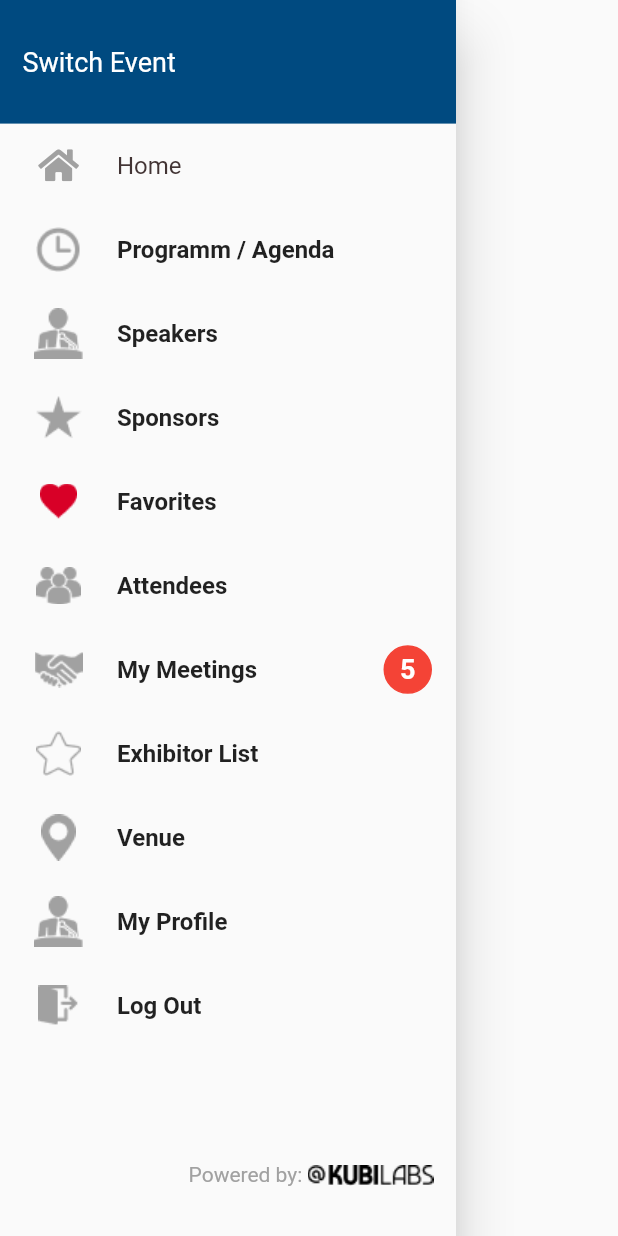
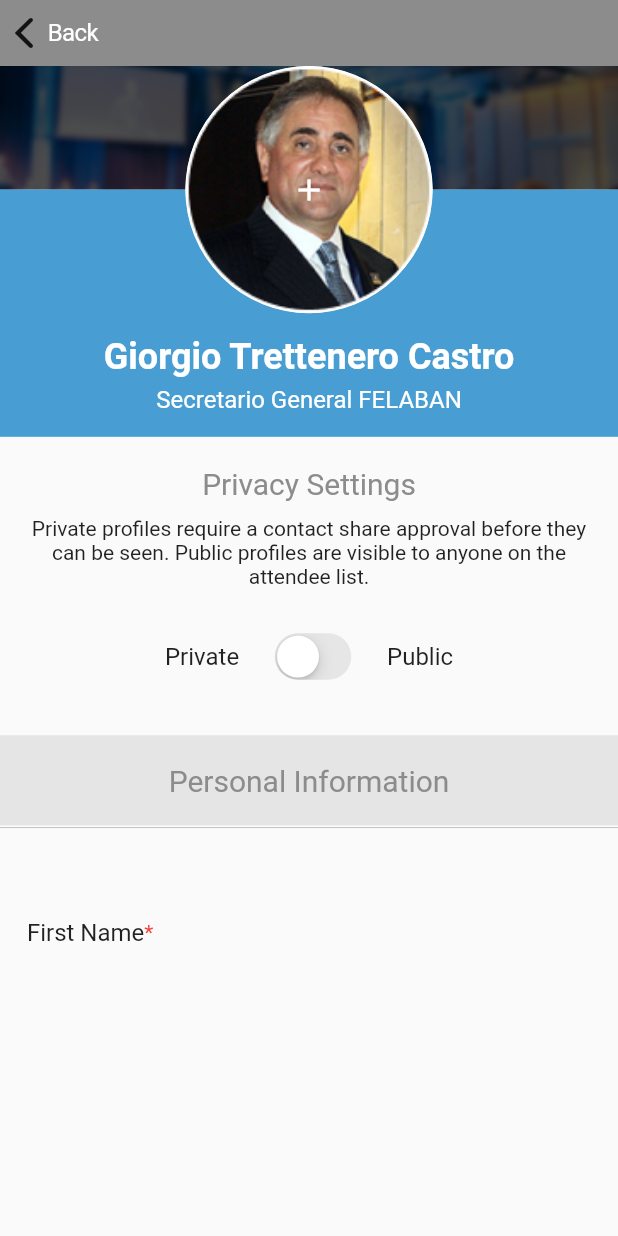
Before and after one commit to netopaez97/felaban, a Flutter app: the AppDrawer widget shown alone on an empty page, opened directly with empty values, after a tap on "My Profile", on a phone screen of 412 x 824 dp. Run offline on Flutter 3.47's test engine with Material 2 defaults, Android fonts, the phone set to English and light mode, and no system bars; our stand-ins replace font_awesome_flutter; Roboto replaces fonts that are missing (Roboto-Medium, Roboto-medium).

Commit message:
Comienzo de vista profile

```diff
--- a/lib/components/app_drawer_loged.dart
+++ b/lib/components/app_drawer_loged.dart
@@ -202,6 +202,7 @@ class AppDrawer extends StatelessWidget {
                     child: Image.asset("assets/drawerImages/speaker.png"),
                   ),
                   onTap: () {
+                    Navigator.pushNamed(context, Routes.perfilUsuario);
                   },
                 ),
                 ListTile(
--- a/lib/main.dart
+++ b/lib/main.dart
@@ -1,4 +1,5 @@
 import 'package:felaban/pages/agenda_on.dart';
+import 'package:felaban/pages/menu_loged/perfil_usuario.dart';
 import 'package:felaban/pages/menu_no_loged/about_felaban_view.dart';
 import 'package:felaban/pages/menu_no_loged/about_ifc_view.dart';
 import 'package:felaban/pages/home_view.dart';
@@ -32,6 +33,7 @@ class MyApp extends StatelessWidget {
           AboutIFCView.routeName: (BuildContext context) => AboutIFCView(),
           SettingsView.routeName: (BuildContext context) => SettingsView(),
           AgendaOnView.routeName: (BuildContext context) => AgendaOnView(),
+          ProfileUserView.routeName: (BuildContext context) => ProfileUserView(),
         },
       ),
     );
--- /dev/null
+++ b/lib/pages/menu_loged/perfil_usuario.dart
@@ -0,0 +1,144 @@
+import 'package:felaban/components/backgroundSuperior.dart';
+import 'package:felaban/components/barraSuperiorBACK.dart';
+import 'package:flutter/cupertino.dart';
+import 'package:flutter/material.dart';
+
+class ProfileUserView extends StatefulWidget {
+
+  static const String routeName = "/perfilUsuario";
+
+  @override
+  _ProfileUserViewState createState() => _ProfileUserViewState();
+}
+
+class _ProfileUserViewState extends State<ProfileUserView> {
+
+  bool profileState = false;
+
+  @override
+  Widget build(BuildContext context) {
+    return Scaffold(
+      appBar: barraSuperior(context),
+      body: ListView(
+        children: <Widget>[
+          Stack(
+            children: <Widget>[
+              Column(
+                children: <Widget>[
+                  Container(
+                    color: Colors.black,
+                    height: MediaQuery.of(context).size.height*0.1,
+                    width: double.infinity,
+                    child: Image.asset("assets/background.png", fit: BoxFit.cover,)
+                  ),
+                  Container(
+                    height: MediaQuery.of(context).size.height*0.2,
+                    child: Container(
+                      alignment: Alignment.bottomCenter,
+                      decoration: BoxDecoration(
+                        color: Color(0xff489ED2)
+                      ),
+                    ),
+                  ),
+                ],
+              ),
+              GestureDetector(
+                onTap: (){
+                  print("Has oprimido la imagen del señor");
+                },
+                child: Container(
+                  width: double.infinity,
+                  alignment: Alignment.center,
+                  child: Container(
+                    width: MediaQuery.of(context).size.height*0.2,
+                    height: MediaQuery.of(context).size.height*0.2,
+                    decoration: new BoxDecoration(
+                      shape: BoxShape.circle,
+                      image: new DecorationImage(
+                        fit: BoxFit.fill,
+                        image: new AssetImage(
+                          "assets/images/profile_face.png",
+                        )
+                      ),
+                      border: Border.all(color: Colors.white)
+                    ),
+                    child: Icon(Icons.add, color: Colors.white,),
+                  ),
+                ),
+              ),
+              Container(
+                padding: EdgeInsets.all(10),
+                height: MediaQuery.of(context).size.height*0.3,
+                child: Container(
+                  alignment: Alignment.bottomCenter,
+                  height: MediaQuery.of(context).size.height*0.1,
+                  child: Column(
+                    mainAxisAlignment: MainAxisAlignment.end,
+                    children: <Widget>[
+                      Container(
+                        padding: EdgeInsets.only(bottom: 5),
+                        child: Text("Giorgio Trettenero Castro", style: TextStyle(fontWeight: FontWeight.bold, fontSize: 24, color: Colors.white)),
+                      ),
+                      Container(
+                        padding: EdgeInsets.only(bottom: 5),
+                        child: Text("Secretario General FELABAN", style: TextStyle(fontSize: 16, color: Colors.white),),
+                      )
+                    ],
+                  ),
+                ),
+              ),
+            ],
+          ),
+          SizedBox(height: 20,),
+          Container(
+            alignment: Alignment.center,
+            child: Column(
+              children: <Widget>[
+                Text("Privacy Settings", style: TextStyle(color: Color(0xff8C8C8C), fontSize: 20),),
+                Container(
+                  padding: EdgeInsets.symmetric(vertical: 10, horizontal: MediaQuery.of(context).size.width*0.05),
+                  child: Text("Private profiles require a contact share approval before they can be seen. Public profiles are visible to anyone on the attendee list.", style: TextStyle(), textAlign: TextAlign.center,),
+                )
+              ],
+            ),
+          ),
+          SizedBox(height: 16,),
+          Row(
+            mainAxisAlignment: MainAxisAlignment.center,
+            children: <Widget>[
+              Text("Private     ", style: TextStyle(fontSize: 16),),
+              CupertinoSwitch(
+                value: profileState,
+                onChanged: (val){
+                  setState(() {
+                    profileState = !profileState;
+                  });
+                },
+                activeColor: Colors.green,
+              ),
+              Text("     Public", style: TextStyle(fontSize: 16),)
+            ],
+          ),
+          SizedBox(height: 33,),
+          Container(
+            height: 60,
+            color: Color(0xFFE5E5E5),
+            alignment: Alignment.center,
+            child: Text("Personal Information", style: TextStyle(color: Color(0xff8C8C8C), fontSize: 20),),
+          ),
+          Divider(height: 3, color: Color(0xffC4C4C4),),
+          SizedBox(height: 41,),
+          Container(
+            padding: EdgeInsets.all(18),
+            height: MediaQuery.of(context).size.height*0.6,
+            child: ListView(
+              children: <Widget>[
+                Row(children: <Widget>[Text("First Name", style: TextStyle(fontSize: 16),), Text("*", style: TextStyle(color: Colors.red),)],)
+              ],
+            ),
+          )
+        ],
+      ),
+    );
+  }
+}
--- a/lib/routes/Routes.dart
+++ b/lib/routes/Routes.dart
@@ -1,4 +1,5 @@
 import 'package:felaban/pages/agenda_on.dart';
+import 'package:felaban/pages/menu_loged/perfil_usuario.dart';
 import 'package:felaban/pages/menu_no_loged/about_felaban_view.dart';
 import 'package:felaban/pages/menu_no_loged/about_ifc_view.dart';
 import 'package:felaban/pages/home_view.dart';
@@ -12,4 +13,5 @@ class Routes {
   static const String settings = SettingsView.routeName;
   static const String splashEventos = SplashEventView.routeName;
   static const String angendaOn = AgendaOnView.routeName;
+  static const String perfilUsuario = ProfileUserView.routeName;
 }
```
Also changed, not shown: assets/images/profile_face.png (added).
